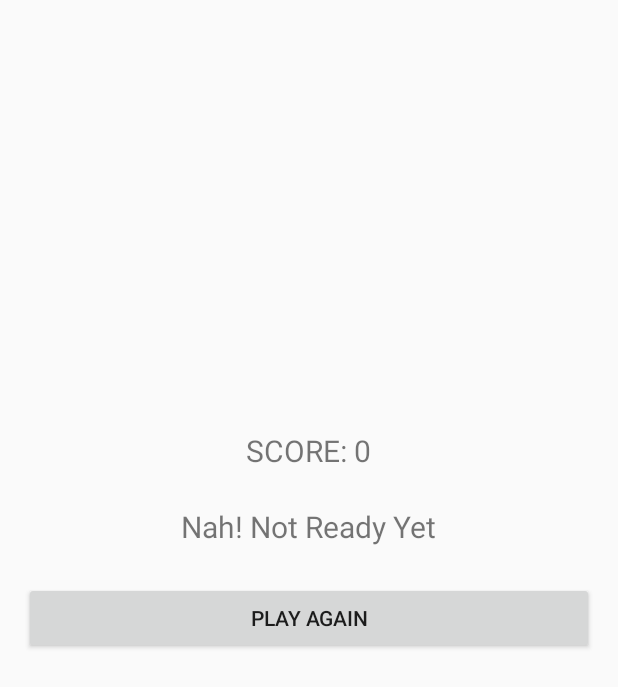
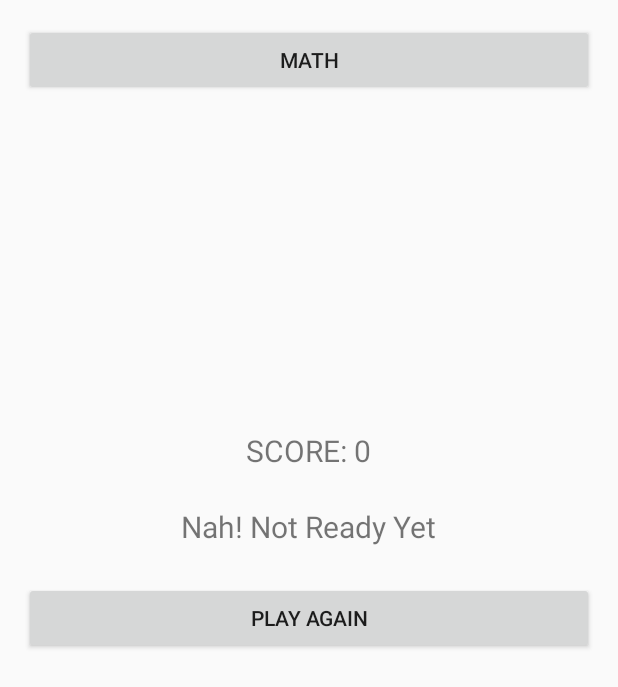
Before and after one commit to ankan1097/Tap-me, an Android app: the GameOverActivity screen opened directly, with no data from a screen before it, on a phone screen of 412 x 824 dp. Shown: the top 687 px of the screen. Run offline under Robolectric (Android 15) with nearby library versions, the light colour scheme and no system bars; libraries missing offline, so code that uses them is left out: com.vstechlab.easyfonts; 2 statements that could not run were skipped.

Commit message:
math game

```diff
--- a/app/src/main/java/com/example/ankan/thinkb4utap/GameOverActivity.java
+++ b/app/src/main/java/com/example/ankan/thinkb4utap/GameOverActivity.java
@@ -18,7 +18,7 @@ import org.w3c.dom.Text;
 public class GameOverActivity extends Activity {
 
     TextView tv;
-    Button gob;
+    Button gob, math;
     Animation slide_in;
     @Override
     protected void onCreate(Bundle savedInstanceState) {
@@ -46,6 +46,7 @@ public class GameOverActivity extends Activity {
         tv.setTypeface(EasyFonts.ostrichBold(this));
 
         gob = (Button) findViewById(R.id.playagain);
+        math = (Button) findViewById(R.id.math);
 
         gob.setOnClickListener(new View.OnClickListener() {
             @Override
@@ -56,6 +57,14 @@ public class GameOverActivity extends Activity {
 
         });
 
+        math.setOnClickListener(new View.OnClickListener() {
+            @Override
+            public void onClick(View v) {
+                Intent intent = new Intent((getApplicationContext(), MathGameActivity.class));
+                startActivity(intent);
+            }
+        });
+
     }
     @Override
     public void onBackPressed()
--- a/app/src/main/res/layout/activity_game_over.xml
+++ b/app/src/main/res/layout/activity_game_over.xml
@@ -31,4 +31,9 @@
         android:id="@+id/playagain"
         android:layout_centerHorizontal="true"
         android:layout_centerVertical="true"/>
+    <Button
+        android:layout_width="match_parent"
+        android:layout_height="wrap_content"
+        android:text="math"
+        android:id="@+id/math"/>
 </RelativeLayout>
```
Also changed, not shown: app/src/main/java/com/example/ankan/thinkb4utap/MathGameActivity.java (+40 -0 lines), app/src/main/res/layout/activity_math_game.xml (+9 -0 lines).
